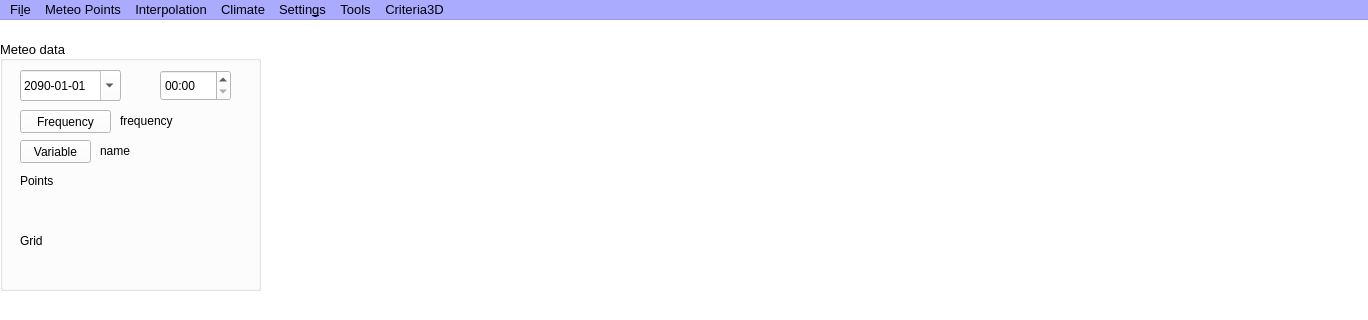
This is PRAGA/mainwindow.ui in gaowudao/CRITERIA3D as Qt 5 draws it before an edit; both pictures show x 0 to 1368 and y 0 to 320 of the 1368 by 768 pixel window. The edited form follows.
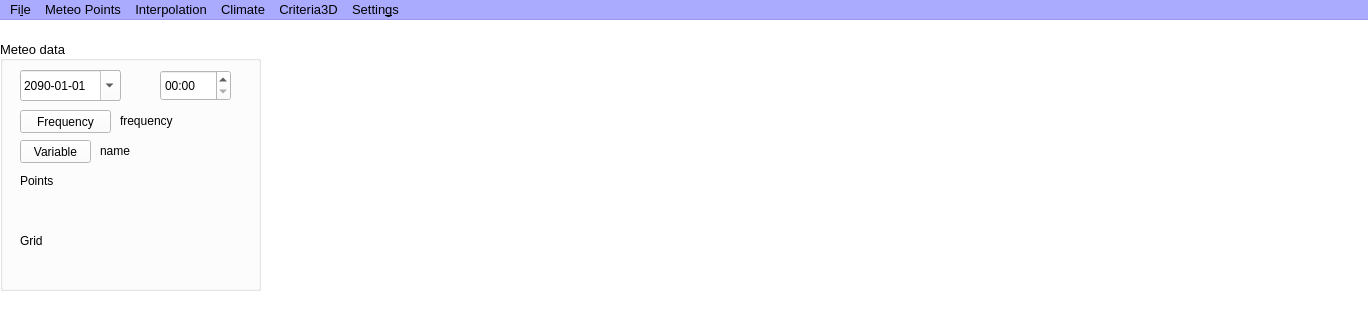
This is the edited form.

Commit message: menu reorganized

Patch:
```diff
--- a/PRAGA/mainwindow.ui
+++ b/PRAGA/mainwindow.ui
@@ -2347,13 +2347,6 @@
     <addaction name="menuGIS"/>
     <addaction name="menuMap"/>
    </widget>
-   <widget class="QMenu" name="menuTools">
-    <property name="title">
-     <string>Tools</string>
-    </property>
-    <addaction name="actionRectangle_Selection"/>
-    <addaction name="action_Extract_NetCDF_series"/>
-   </widget>
    <widget class="QMenu" name="menuInterpolation">
     <property name="title">
      <string>Interpolation</string>
@@ -2407,9 +2400,8 @@
    <addaction name="menuVariable"/>
    <addaction name="menuInterpolation"/>
    <addaction name="menuClimate"/>
-   <addaction name="menuGIS_settings"/>
-   <addaction name="menuTools"/>
    <addaction name="menuCriteria3D"/>
+   <addaction name="menuGIS_settings"/>
   </widget>
   <widget class="QStatusBar" name="statusBar"/>
   <action name="actionLoadDEM">
```
Left out of the diff: 38 changed lines with no effect on the pictures. The commit also changes 2 other files.
